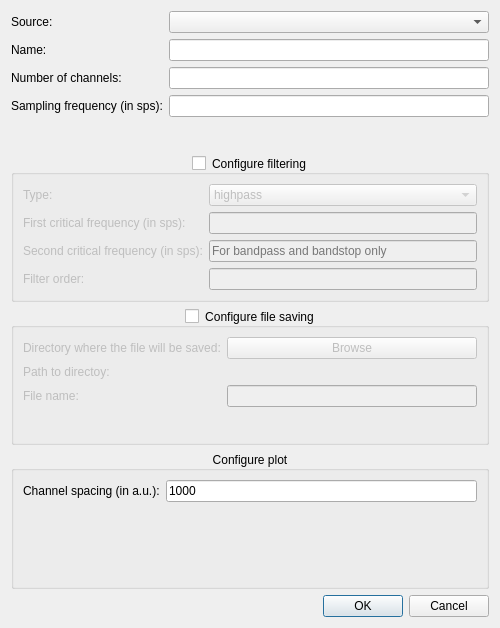
First picture: the form in designer/add_signal_dialog.ui, repository pulp-bio/biogui, before the edit.
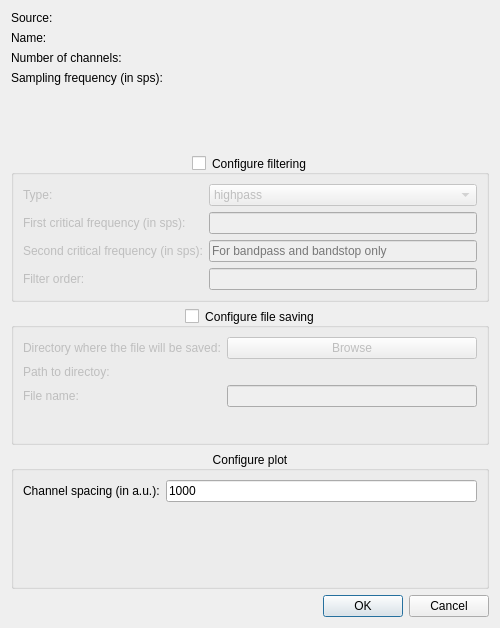
Second picture: the form after the edit.

Commit message: Automatic signal addition

```diff
--- a/designer/add_signal_dialog.ui
+++ b/designer/add_signal_dialog.ui
@@ -29,9 +29,6 @@
        </property>
       </widget>
      </item>
-     <item row="0" column="1">
-      <widget class="QComboBox" name="sourceComboBox"/>
-     </item>
      <item row="1" column="0">
       <widget class="QLabel" name="label2">
        <property name="text">
@@ -39,16 +36,6 @@
        </property>
       </widget>
      </item>
-     <item row="1" column="1">
-      <widget class="QLineEdit" name="sigNameTextField">
-       <property name="toolTip">
-        <string>Name of the signal to display in the GUI (must be unique)</string>
-       </property>
-       <property name="placeholderText">
-        <string/>
-       </property>
-      </widget>
-     </item>
      <item row="2" column="0">
       <widget class="QLabel" name="label3">
        <property name="text">
@@ -56,16 +43,6 @@
        </property>
       </widget>
      </item>
-     <item row="2" column="1">
-      <widget class="QLineEdit" name="nChTextField">
-       <property name="toolTip">
-        <string/>
-       </property>
-       <property name="placeholderText">
-        <string/>
-       </property>
-      </widget>
-     </item>
      <item row="3" column="0">
       <widget class="QLabel" name="label4">
        <property name="text">
@@ -73,12 +50,30 @@
        </property>
       </widget>
      </item>
+     <item row="0" column="1">
+      <widget class="QLabel" name="sourceNameLabel">
+       <property name="text">
+        <string/>
+       </property>
+      </widget>
+     </item>
+     <item row="1" column="1">
+      <widget class="QLabel" name="sigNameLabel">
+       <property name="text">
+        <string/>
+       </property>
+      </widget>
+     </item>
+     <item row="2" column="1">
+      <widget class="QLabel" name="nChLabel">
+       <property name="text">
+        <string/>
+       </property>
+      </widget>
+     </item>
      <item row="3" column="1">
-      <widget class="QLineEdit" name="fsTextField">
-       <property name="toolTip">
-        <string/>
-       </property>
-       <property name="placeholderText">
+      <widget class="QLabel" name="freqLabel">
+       <property name="text">
         <string/>
        </property>
       </widget>
```
Left out of the diff: 4 changed lines with no effect on the pictures. The commit also changes 15 other files.
